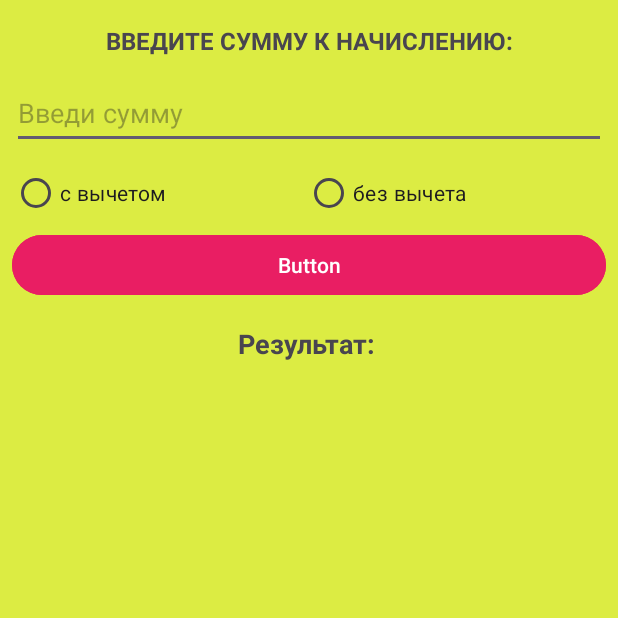
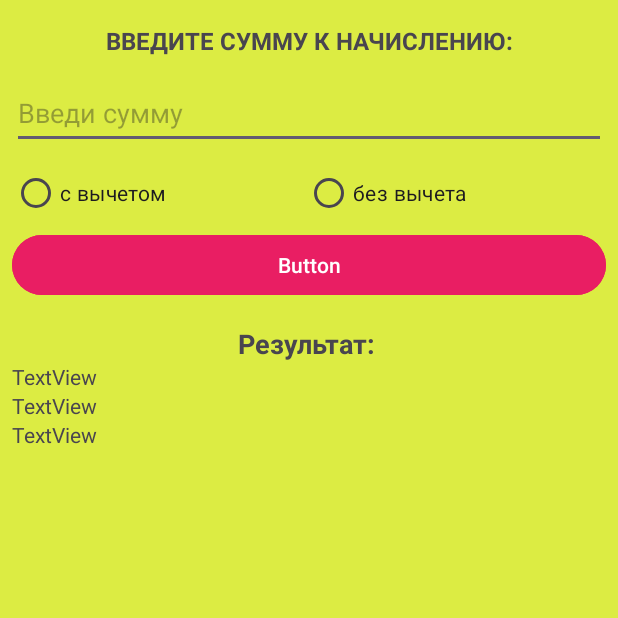
Before and after one commit to zzhalelov/payslip-pro-mobile-java, an Android app: the SecondActivity screen opened directly, with no data from a screen before it, on a phone screen of 412 x 824 dp, the top half of it. Run offline under Robolectric (Android 15) with nearby library versions, the phone set to English and light mode, and no system bars.

Commit message:
Add 3 text views for second activity

```diff
--- a/app/src/main/res/layout/activity_second.xml
+++ b/app/src/main/res/layout/activity_second.xml
@@ -68,4 +68,23 @@
         android:textAlignment="center"
         android:textSize="18sp"
         android:textStyle="bold" />
+
+    <TextView
+        android:id="@+id/textViewOpv"
+        android:layout_width="match_parent"
+        android:layout_height="wrap_content"
+        android:text="TextView" />
+
+    <TextView
+        android:id="@+id/textViewVosms"
+        android:layout_width="match_parent"
+        android:layout_height="wrap_content"
+        android:text="TextView" />
+
+    <TextView
+        android:id="@+id/textViewIpn"
+        android:layout_width="match_parent"
+        android:layout_height="wrap_content"
+        android:text="TextView" />
+
 </LinearLayout>
```
